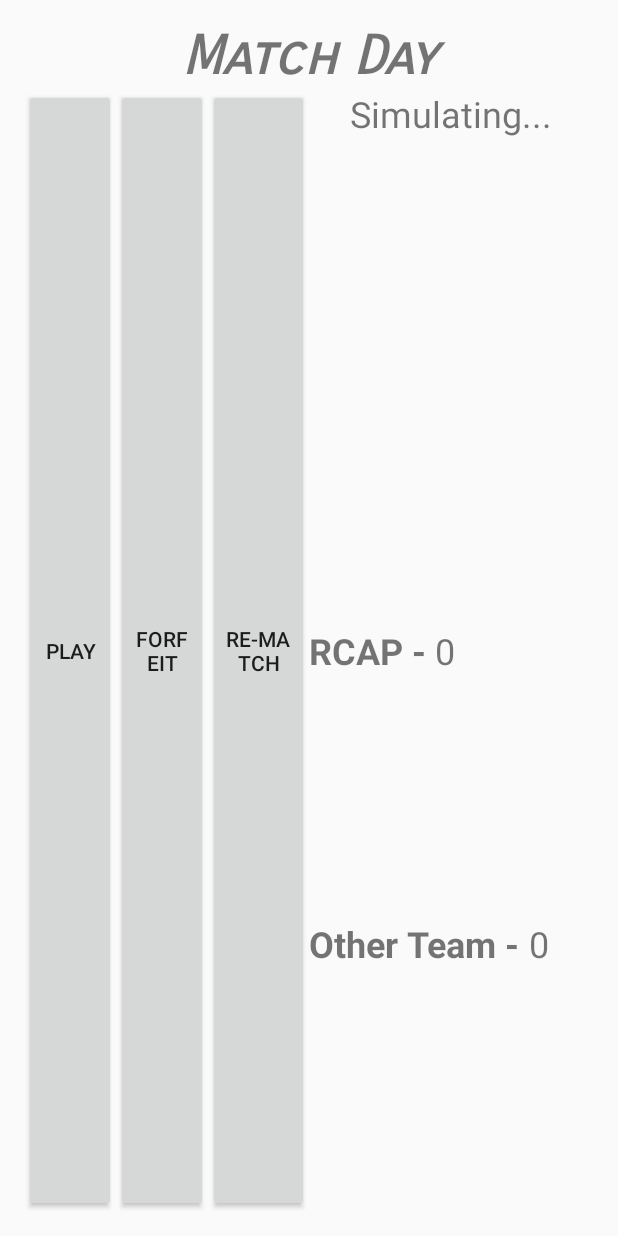
After one commit to ClaymoreAdrendamar/RCAPManager, an Android app: the Simulation screen opened directly, with no data from a screen before it, on a phone screen of 412 x 824 dp. The commit adds this screen. Run offline under Robolectric (Android 15) with nearby library versions, the phone set to English and light mode, and no system bars.

Commit message:
fucked things up fixed everything worked on simulation don't use MatchSimulation.class

```diff
--- a/app/src/main/AndroidManifest.xml
+++ b/app/src/main/AndroidManifest.xml
@@ -17,7 +17,8 @@
                 <category android:name="android.intent.category.LAUNCHER" />
             </intent-filter>
         </activity>
-        <activity android:name=".MatchSimulation"></activity>
+        <activity android:name=".MatchSimulation" />
+        <activity android:name=".Simulation"></activity>
     </application>
 
 </manifest>
--- a/app/src/main/java/net/gamepickle/rcap/MainActivity.java
+++ b/app/src/main/java/net/gamepickle/rcap/MainActivity.java
@@ -27,7 +27,7 @@ public class MainActivity extends AppCompatActivity {
         changeScreen.setOnClickListener(new View.OnClickListener() {
             @Override
             public void onClick(View v) {
-                Intent match=new Intent(getApplicationContext(), MatchSimulation.class);
+                Intent match=new Intent(getApplicationContext(), Simulation.class);
                 startActivity(match);
             }
         });
--- /dev/null
+++ b/app/src/main/java/net/gamepickle/rcap/Simulation.java
@@ -0,0 +1,120 @@
+package net.gamepickle.rcap;
+
+import android.content.Intent;
+import android.support.v7.app.AppCompatActivity;
+import android.os.Bundle;
+import android.view.View;
+import android.widget.Button;
+import android.widget.TextView;
+
+import java.util.Random;
+
+public class Simulation extends AppCompatActivity {
+
+
+    int rcapScore = 0;
+    int otherScore = 0;
+    int rcapStats = 53;
+    int otherTeamStats = 50;
+    int playerHappiness = 50;
+    int timeTilFinished = 15;
+
+
+
+
+
+
+    @Override
+    protected void onCreate(Bundle savedInstanceState) {
+        super.onCreate(savedInstanceState);
+        setContentView(R.layout.activity_simulation);
+
+        Button forfeit = (Button) findViewById(R.id.forfeit);
+
+
+
+
+        forfeit.setOnClickListener(new View.OnClickListener() {
+            @Override
+            public void onClick(View v) {
+                Intent home = new Intent(getApplicationContext(), MainActivity.class);
+                startActivity(home);
+            }
+        });
+
+
+
+
+
+
+
+
+
+
+    }
+
+    public void pressedPlay(View view){
+
+        TextView rcapsScore = (TextView) findViewById(R.id.textView11);
+        TextView otherTeamsScore = (TextView) findViewById(R.id.textView12);
+        TextView text = (TextView) findViewById(R.id.textView7);
+        Button forfeit = (Button) findViewById(R.id.forfeit);
+
+
+        while (timeTilFinished>0){
+            match(rcapStats, otherTeamStats, playerHappiness);
+            rcapsScore.setText(rcapScore+"");
+            otherTeamsScore.setText(otherScore+"");
+            timeTilFinished--;
+            if (timeTilFinished==0){
+                if(rcapScore>otherScore){
+                    text.setText("Win!");
+                }else if(otherScore>rcapScore){
+                    text.setText("Lose...");
+
+                }else{
+                    text.setText("Tie.");
+                }
+                forfeit.setText("Go Home");
+            }
+
+        }
+
+
+    }
+
+    public void match(int rcapStats, int otherTeamStats, int playerHappiness){
+        Random rand = new Random();
+        int number = rand.nextInt(100);
+        int result;
+        int happinessModifier=playerHappiness;
+        TextView t = (TextView) findViewById(R.id.textView7);
+
+
+
+
+        int limit = 50 + ((rcapStats - otherTeamStats) * (3 / 2))+(happinessModifier-50);
+
+        int tie;
+        if(rcapStats-otherTeamStats==0){
+            tie =20;
+        }else{
+            tie = 200*(1/(Math.abs(rcapStats-otherTeamStats)));
+        }
+
+        if(number > limit+tie){
+            //result= 0;
+            otherScore++;
+        }
+        else if(number<=limit+tie&&number>=limit-tie){
+            //result= 1;
+        }else if (number < limit-tie){
+            rcapScore++;
+            //result= 2;
+        }
+
+
+
+
+    }
+}
--- a/app/src/main/res/drawable/rounded_rectangle2.xml
+++ b/app/src/main/res/drawable/rounded_rectangle2.xml
@@ -1,7 +1,7 @@
 <?xml version="1.0" encoding="UTF-8"?>
 <shape android:shape="rectangle"
     xmlns:android="http://schemas.android.com/apk/res/android">
-    <solid android:color="#FDD835"/>
+    <solid android:color="#c900fb"/>
 
     <!-- <stroke android:width="3dp"
         android:color="#ff000000"
--- /dev/null
+++ b/app/src/main/res/layout/activity_simulation.xml
@@ -0,0 +1,127 @@
+<?xml version="1.0" encoding="utf-8"?>
+<LinearLayout xmlns:android="http://schemas.android.com/apk/res/android"
+    xmlns:tools="http://schemas.android.com/tools"
+    android:orientation="vertical"
+    android:id="@+id/activity_simulation"
+    android:layout_width="match_parent"
+    android:layout_height="match_parent"
+    android:paddingBottom="@dimen/activity_vertical_margin"
+    android:paddingLeft="@dimen/activity_horizontal_margin"
+    android:paddingRight="@dimen/activity_horizontal_margin"
+    android:paddingTop="@dimen/activity_vertical_margin"
+    tools:context="net.gamepickle.rcap.Simulation">
+
+    <TextView
+        android:text="Match Day"
+        android:layout_width="match_parent"
+        android:layout_height="wrap_content"
+        android:id="@+id/textView3"
+        android:textAlignment="center"
+        android:textSize="36sp"
+        android:textStyle="normal|bold|italic"
+        android:fontFamily="sans-serif-smallcaps" />
+
+    <LinearLayout
+        android:orientation="horizontal"
+        android:layout_width="match_parent"
+        android:layout_height="match_parent">
+
+        <LinearLayout
+            android:orientation="vertical"
+            android:layout_width="match_parent"
+            android:layout_height="match_parent"
+            android:layout_weight="1">
+
+            <LinearLayout
+                android:orientation="horizontal"
+                android:layout_width="match_parent"
+                android:layout_height="match_parent">
+
+                <Button
+                    android:text="Play"
+                    android:layout_width="wrap_content"
+                    android:layout_height="match_parent"
+                    android:id="@+id/play"
+                    android:layout_weight="1"
+                    android:elevation="0dp"
+                    android:onClick="pressedPlay"/>
+
+                <Button
+                    android:text="Forfeit"
+                    android:layout_width="wrap_content"
+                    android:layout_height="match_parent"
+                    android:id="@+id/forfeit"
+                    android:layout_weight="1" />
+
+                <Button
+                    android:text="Re-Match"
+                    android:layout_width="wrap_content"
+                    android:layout_height="match_parent"
+                    android:id="@+id/proFeature"
+                    android:layout_weight="1" />
+            </LinearLayout>
+        </LinearLayout>
+
+        <LinearLayout
+            android:orientation="vertical"
+            android:layout_width="match_parent"
+            android:layout_height="match_parent"
+            android:layout_weight="1">
+
+            <TextView
+                android:text="Simulating..."
+                android:layout_width="match_parent"
+                android:layout_height="wrap_content"
+                android:layout_weight="1"
+                android:id="@+id/textView7"
+                android:textSize="24sp"
+                android:textAlignment="center" />
+
+            <LinearLayout
+                android:orientation="horizontal"
+                android:layout_width="match_parent"
+                android:layout_height="wrap_content"
+                android:layout_weight="0.5">
+
+                <TextView
+                    android:text="RCAP - "
+                    android:layout_width="wrap_content"
+                    android:layout_height="match_parent"
+                    android:id="@+id/textView8"
+                    android:textSize="24sp"
+                    android:textStyle="normal|bold" />
+
+                <TextView
+                    android:text="0"
+                    android:layout_width="wrap_content"
+                    android:layout_height="wrap_content"
+                    android:id="@+id/textView11"
+                    android:layout_weight="1"
+                    android:textSize="24sp" />
+            </LinearLayout>
+
+            <LinearLayout
+                android:orientation="horizontal"
+                android:layout_width="match_parent"
+                android:layout_height="wrap_content"
+                android:layout_weight="0.5">
+
+                <TextView
+                    android:text="Other Team - "
+                    android:layout_width="wrap_content"
+                    android:layout_height="match_parent"
+                    android:id="@+id/textView9"
+                    android:textSize="24sp"
+                    android:textStyle="normal|bold" />
+
+                <TextView
+                    android:text="0"
+                    android:layout_width="wrap_content"
+                    android:layout_height="wrap_content"
+                    android:id="@+id/textView12"
+                    android:layout_weight="1"
+                    android:textSize="24sp" />
+            </LinearLayout>
+        </LinearLayout>
+    </LinearLayout>
+</LinearLayout>
```
Also changed, not shown: app/src/main/java/net/gamepickle/rcap/MatchSimulation.java (+4 -7 lines), app/src/main/res/layout/activity_main.xml (+16 -16 lines), app/src/main/res/layout/activity_match_simulation.xml (+4 -70 lines), app/src/main/res/layout/match_day.xml (+71 -5 lines).
